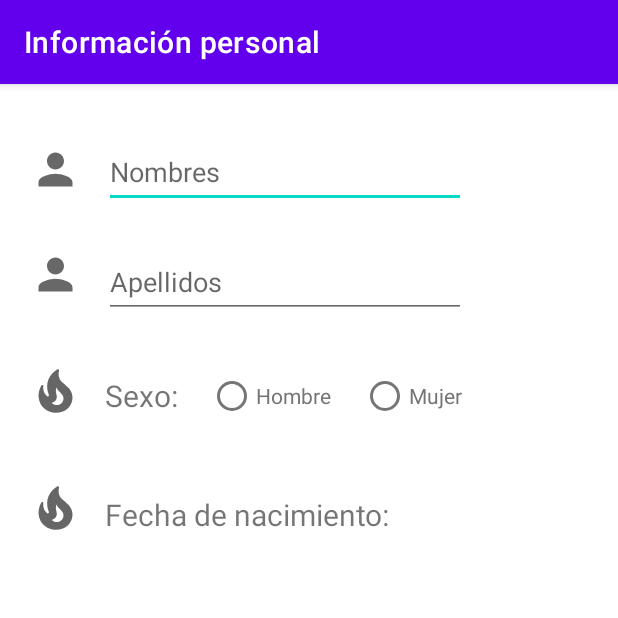
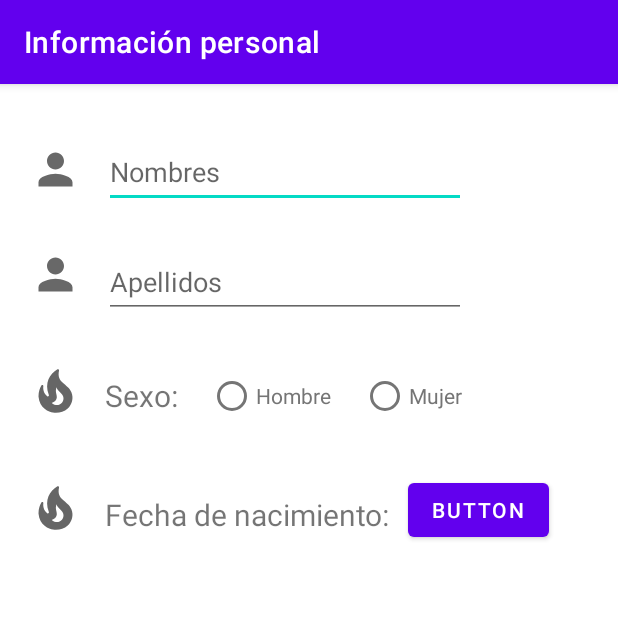
Before and after one commit to DaniJaramillo7/LabsCM20221-Gr05, an Android app: the screen it shows after launch (PersonalDataActivity), on a phone screen of 412 x 824 dp, the top half of it. Run offline under Robolectric (Android 15) with nearby library versions, the phone set to English and light mode, and no system bars.

Commit message:
feat: add basic datePicker dialog

```diff
--- a/Lab1-UI/src/main/res/layout/activity_personal_data.xml
+++ b/Lab1-UI/src/main/res/layout/activity_personal_data.xml
@@ -76,6 +76,7 @@
         app:layout_constraintTop_toBottomOf="@+id/input_surname" />
 
     <RadioGroup
+        android:id="@+id/radioGroup"
         android:layout_width="wrap_content"
         android:layout_height="wrap_content"
         android:layout_marginStart="20dp"
@@ -126,5 +127,15 @@
         app:layout_constraintStart_toEndOf="@+id/icon_sex"
         app:layout_constraintTop_toBottomOf="@+id/label_sex" />
 
+    <Button
+        android:id="@+id/button_date"
+        android:layout_width="wrap_content"
+        android:layout_height="wrap_content"
+        android:layout_marginStart="12dp"
+        android:layout_marginTop="28dp"
+        android:text="Button"
+        app:layout_constraintStart_toEndOf="@+id/label_date"
+        app:layout_constraintTop_toBottomOf="@+id/radioGroup" />
+
 
 </androidx.constraintlayout.widget.ConstraintLayout>
```
Also changed, not shown: Lab1-UI/src/main/java/com/example/labscm20221_gr05/DatePickerFragment.kt (added, +19 -0 lines), Lab1-UI/src/main/java/com/example/labscm20221_gr05/PersonalDataActivity.kt (+15 -0 lines).
